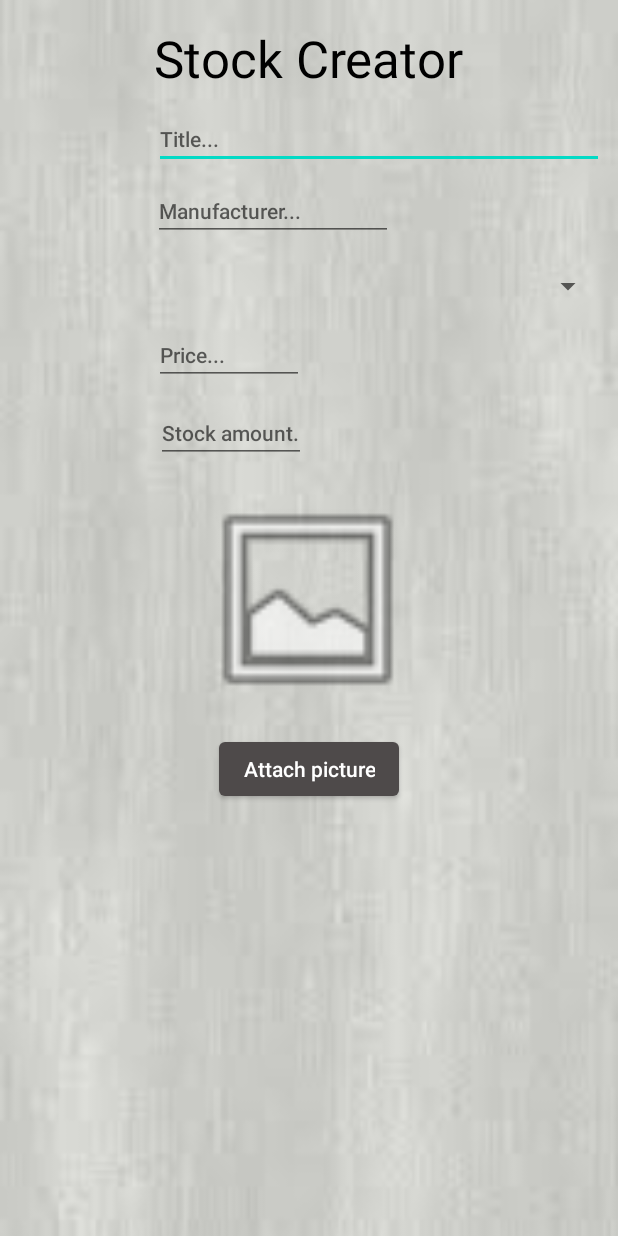
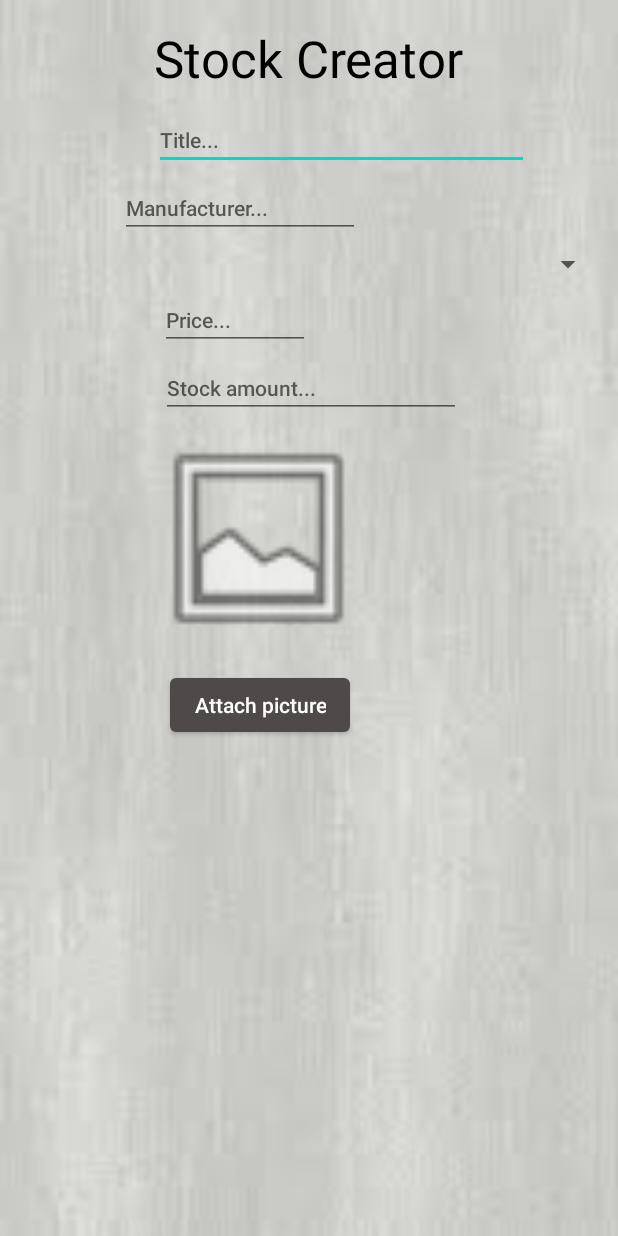
Before and after one commit to AjaideepSingh/SoftwarePatternsCA4, an Android app: the layout addstockpopup.xml on its own in the app's theme, with its tools: preview values and no code run, on a phone screen of 412 x 824 dp. Run offline under Robolectric (Android 15) with nearby library versions, the phone set to English and light mode, and no system bars.

Commit message:
UI changes and clean up

```diff
--- a/app/src/main/res/layout/addstockpopup.xml
+++ b/app/src/main/res/layout/addstockpopup.xml
@@ -1,6 +1,7 @@
 <?xml version="1.0" encoding="utf-8"?>
 <androidx.constraintlayout.widget.ConstraintLayout xmlns:android="http://schemas.android.com/apk/res/android"
     xmlns:app="http://schemas.android.com/apk/res-auto"
+    xmlns:tools="http://schemas.android.com/tools"
     android:layout_width="match_parent"
     android:layout_height="match_parent"
     android:background="@drawable/bg">
@@ -23,11 +24,11 @@
 
     <EditText
         android:id="@+id/stockTitle"
-        android:layout_width="300dp"
+        android:layout_width="250dp"
         android:layout_height="wrap_content"
         android:layout_marginStart="102dp"
-        android:layout_marginTop="11dp"
-        android:layout_marginEnd="9dp"
+        android:layout_marginTop="12dp"
+        android:layout_marginEnd="59dp"
         android:ems="10"
         android:hint="Title..."
         android:inputType="textPersonName"
@@ -40,8 +41,8 @@
         android:id="@+id/stockManufacturer"
         android:layout_width="wrap_content"
         android:layout_height="wrap_content"
-        android:layout_marginStart="102dp"
-        android:layout_marginTop="8dp"
+        android:layout_marginStart="80dp"
+        android:layout_marginTop="5dp"
         android:layout_marginEnd="96dp"
         android:ems="10"
         android:hint="Manufacturer..."
@@ -57,7 +58,7 @@
         android:layout_width="300dp"
         android:layout_height="wrap_content"
         android:layout_marginStart="102dp"
-        android:layout_marginTop="18dp"
+        android:layout_marginTop="5dp"
         android:layout_marginEnd="9dp"
         app:layout_constraintEnd_toEndOf="parent"
         app:layout_constraintStart_toStartOf="parent"
@@ -67,8 +68,8 @@
         android:id="@+id/price"
         android:layout_width="100dp"
         android:layout_height="wrap_content"
-        android:layout_marginStart="102dp"
-        android:layout_marginTop="14dp"
+        android:layout_marginStart="110dp"
+        android:layout_marginTop="5dp"
         android:layout_marginEnd="209dp"
         android:ems="10"
         android:hint="Price..."
@@ -80,11 +81,11 @@
 
     <EditText
         android:id="@+id/stockAmount"
-        android:layout_width="100dp"
+        android:layout_width="200dp"
         android:layout_height="wrap_content"
-        android:layout_marginStart="103dp"
-        android:layout_marginTop="12dp"
-        android:layout_marginEnd="208dp"
+        android:layout_marginStart="110dp"
+        android:layout_marginTop="5dp"
+        android:layout_marginEnd="108dp"
         android:ems="10"
         android:hint="Stock amount..."
         android:inputType="number"
@@ -97,11 +98,10 @@
         android:id="@+id/stockImage"
         android:layout_width="150dp"
         android:layout_height="150dp"
-        android:layout_marginStart="130dp"
-        android:layout_marginTop="16dp"
-        android:layout_marginEnd="131dp"
+        android:layout_marginStart="90dp"
+        android:layout_marginTop="5dp"
+        android:layout_marginEnd="158dp"
         app:layout_constraintEnd_toEndOf="parent"
-        app:layout_constraintHorizontal_bias="0.0"
         app:layout_constraintStart_toStartOf="parent"
         app:layout_constraintTop_toBottomOf="@+id/stockAmount"
         app:srcCompat="@android:drawable/ic_menu_gallery" />
@@ -110,9 +110,9 @@
         android:id="@+id/stockPictureButton"
         android:layout_width="wrap_content"
         android:layout_height="wrap_content"
-        android:layout_marginStart="161dp"
-        android:layout_marginTop="14dp"
-        android:layout_marginEnd="162dp"
+        android:layout_marginStart="120dp"
+        android:layout_marginTop="12dp"
+        android:layout_marginEnd="186dp"
         android:text="Attach picture"
         android:textAppearance="@style/TextAppearance.AppCompat.Body2"
         app:layout_constraintEnd_toEndOf="parent"
```
Also changed, not shown: app/src/main/java/Adapters/CatalogueAdapter.java (+11 -5 lines), app/src/main/java/Adapters/ManagerCatalogueAdapter.java (+8 -2 lines), app/src/main/java/com/example/softwarepatternsca4/StockManager.java (+17 -8 lines), app/src/main/res/layout/item.xml (+22 -7 lines).
